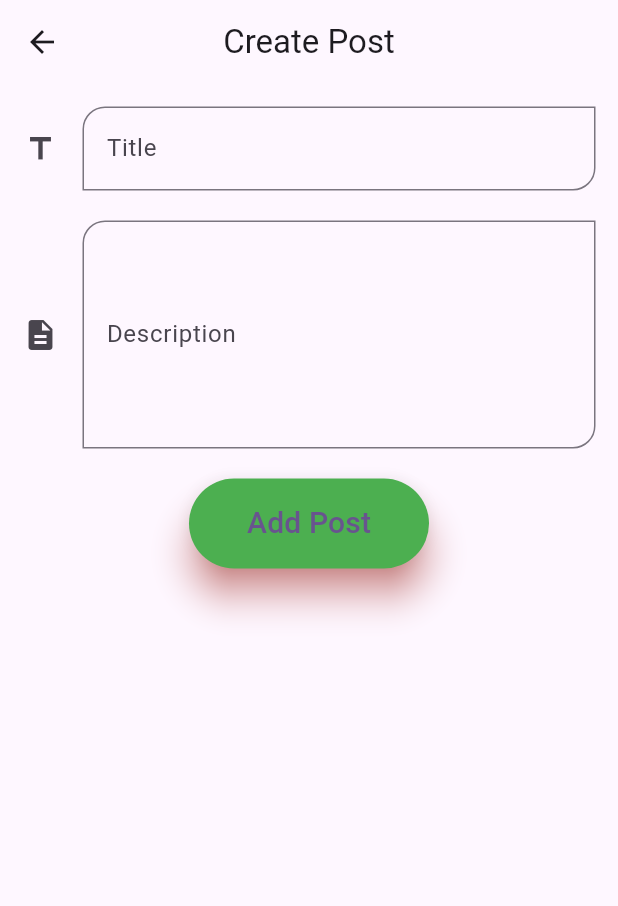
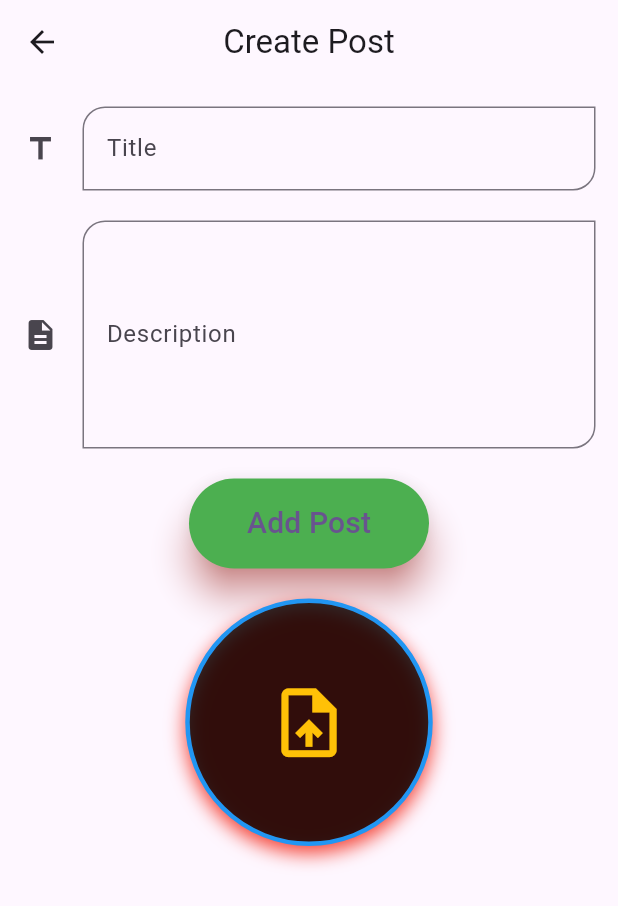
Before and after one commit to MJJP1364/supabse_project, a Flutter app: the screen it shows once a user with an empty profile is signed in, after a tap on "Add Post", on a phone screen of 412 x 824 dp. Shown: the top 906 px of the screen. Run offline on Flutter 3.47's test engine with Material 2 defaults, Android fonts, the phone set to English and light mode, and no system bars; our stand-ins replace file_picker, flutter_dotenv, get, google_sign_in, supabase_flutter; accounts and stored records are empty; network calls fail.

```diff
--- a/lib/screens/CRUD/model/crud_model.dart
+++ b/lib/screens/CRUD/model/crud_model.dart
@@ -4,10 +4,14 @@ class CrudModel {
   final String title;
   final String description;
   final String user_id;
-  CrudModel({
+  final String? imgUrl;
+  final String? fileName;
+  CrudModel( {
     required this.id,
     required this.title,
     required this.description,
     required this.user_id,
+    this.fileName,
+    this.imgUrl,
   });
 }
--- a/lib/screens/CRUD/view/create_page.dart
+++ b/lib/screens/CRUD/view/create_page.dart
@@ -3,12 +3,14 @@ import 'package:get/get.dart';
 import 'package:project/screens/CRUD/controller/crud_controller.dart';
 import 'package:project/screens/widgets/input_text.dart';
 
+import '../../widgets/add_photo.dart';
+
 class CreatePage extends StatelessWidget {
-  const CreatePage({super.key});
+  CreatePage({super.key});
 
+  final controller = Get.put(CrudController());
   @override
   Widget build(BuildContext context) {
-    final controller = Get.put(CrudController());
     return Scaffold(
       appBar: AppBar(
         centerTitle: true,
@@ -60,6 +62,37 @@ class CreatePage extends StatelessWidget {
                         ),
                       ),
               ),
+              const SizedBox(height: 20),
+
+              Obx(() {
+                return AddPhoto(
+                  w: 200,
+                  h: 165,
+                  onTap: () => controller.uploadImg(),
+                  widget: Align(
+                    alignment: Alignment.center,
+                    child: controller.uploadImgLoading.value == true
+                        ? const Center(child: CircularProgressIndicator())
+                        // ignore: unrelated_type_equality_checks
+                        : controller.imgUrl1.value == ''
+                            ? const Icon(
+                                Icons.upload_file,
+                                color: Colors.amber,
+                                size: 55,
+                              )
+                            : AddPhoto(
+                                w: 160,
+                                h: 160,
+                                widget: ClipOval(
+                                  child: Image.network(
+                                    controller.imgUrl1.value,
+                                    fit: BoxFit.fill,
+                                  ),
+                                ),
+                              ),
+                  ),
+                );
+              }),
             ],
           ),
         ),
--- a/lib/screens/auth_Page.dart
+++ b/lib/screens/auth_Page.dart
@@ -34,6 +34,6 @@ class _AuthPageState extends State<AuthPage> {
 
   @override
   Widget build(BuildContext context) {
-    return user == null ? StartPage() : HomePage();
+    return user == null ? StartPage() : const HomePage();
   }
 }
--- /dev/null
+++ b/lib/screens/widgets/add_photo.dart
@@ -0,0 +1,42 @@
+import 'package:flutter/material.dart';
+
+class AddPhoto extends StatelessWidget {
+  const AddPhoto({
+    super.key,
+    this.w = 30,
+    this.h = 30,
+    this.onTap,
+    this.widget,
+  });
+
+  final double? w;
+  final double? h;
+  final VoidCallback? onTap;
+  final Widget? widget;
+
+  @override
+  Widget build(BuildContext context) {
+    return InkResponse(
+      // splashColor: Colors.white,
+      // radius: 10,
+      onTap: onTap,
+      child: Container(
+        width: w,
+        height: h,
+        decoration: BoxDecoration(
+          boxShadow: const [
+            BoxShadow(
+              color: Colors.red,
+              offset: Offset(0, 5),
+              blurRadius: 10,
+            ),
+          ],
+          shape: BoxShape.circle,
+          color: Colors.black.withOpacity(0.8),
+          border: Border.all(width: 3, color: Colors.blue),
+        ),
+        child: widget,
+      ),
+    );
+  }
+}
--- a/pubspec.yaml
+++ b/pubspec.yaml
@@ -38,6 +38,7 @@ dependencies:
   get: ^4.6.5
   supabase_flutter: ^2.5.1
   google_sign_in: ^6.1.6
+  file_picker: ^7.0.2
 
 dev_dependencies:
   flutter_test:
```
Also changed, not shown: lib/screens/CRUD/controller/crud_controller.dart (+75 -4 lines), lib/screens/CRUD/view/edit_page.dart (+63 -8 lines), lib/screens/home_page.dart (+45 -9 lines), pubspec.lock.
